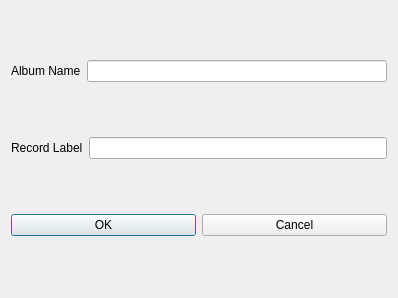
Before: the Qt Designer form addalbumdialog.ui in Zakhrov/WebPhonon, drawn with Qt 5.
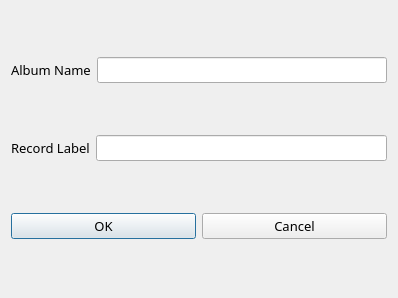
After: the same form once the commit is applied. Icons and pictures are not drawn.

The edit to the form file:
```diff
--- a/addalbumdialog.ui
+++ b/addalbumdialog.ui
@@ -18,13 +18,29 @@
     <layout class="QHBoxLayout" name="horizontalLayout">
      <item>
       <widget class="QLabel" name="label">
+       <property name="font">
+        <font>
+         <family>AR CHRISTY</family>
+         <pointsize>10</pointsize>
+        </font>
+       </property>
        <property name="text">
         <string>Album Name</string>
        </property>
       </widget>
      </item>
      <item>
-      <widget class="QLineEdit" name="lineEdit"/>
+      <widget class="QLineEdit" name="lineEdit">
+       <property name="font">
+        <font>
+         <family>AR ESSENCE</family>
+         <pointsize>10</pointsize>
+        </font>
+       </property>
+       <property name="styleSheet">
+        <string notr="true">background-color: &quot;white&quot;</string>
+       </property>
+      </widget>
      </item>
     </layout>
    </item>
@@ -32,13 +48,29 @@
     <layout class="QHBoxLayout" name="horizontalLayout_2">
      <item>
       <widget class="QLabel" name="label_2">
+       <property name="font">
+        <font>
+         <family>AR CHRISTY</family>
+         <pointsize>10</pointsize>
+        </font>
+       </property>
        <property name="text">
         <string>Record Label</string>
        </property>
       </widget>
      </item>
      <item>
-      <widget class="QLineEdit" name="lineEdit_2"/>
+      <widget class="QLineEdit" name="lineEdit_2">
+       <property name="font">
+        <font>
+         <family>AR ESSENCE</family>
+         <pointsize>10</pointsize>
+        </font>
+       </property>
+       <property name="styleSheet">
+        <string notr="true">background-color: &quot;white&quot;</string>
+       </property>
+      </widget>
      </item>
     </layout>
    </item>
@@ -46,6 +78,15 @@
     <layout class="QHBoxLayout" name="horizontalLayout_3">
      <item>
       <widget class="QPushButton" name="pushButton">
+       <property name="font">
+        <font>
+         <family>AR CHRISTY</family>
+         <pointsize>10</pointsize>
+        </font>
+       </property>
+       <property name="styleSheet">
+        <string notr="true">background-color: &quot;white&quot;</string>
+       </property>
        <property name="text">
         <string>OK</string>
        </property>
@@ -53,6 +94,15 @@
      </item>
      <item>
       <widget class="QPushButton" name="pushButton_2">
+       <property name="font">
+        <font>
+         <family>AR CHRISTY</family>
+         <pointsize>10</pointsize>
+        </font>
+       </property>
+       <property name="styleSheet">
+        <string notr="true">background-color: &quot;white&quot;</string>
+       </property>
        <property name="text">
         <string>Cancel</string>
        </property>
```
Left out of the diff: 8 changed lines with no effect on the pictures.
